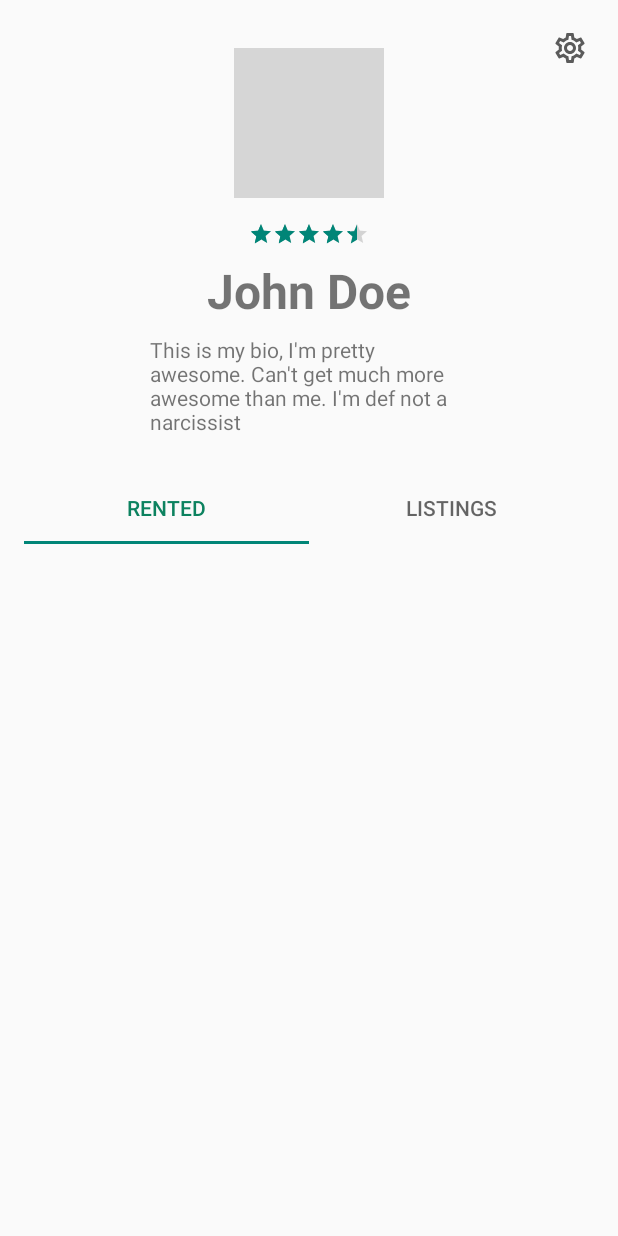
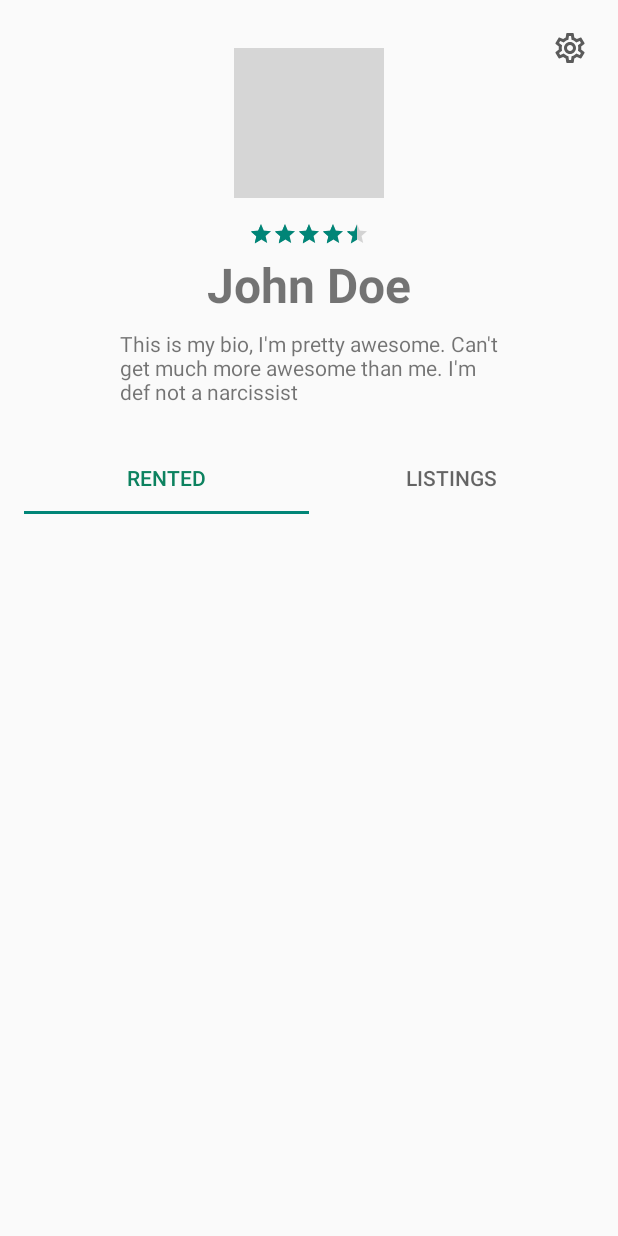
Before and after one commit to sgm28/Starca-Team-Project, an Android app: the layout fragment_profile.xml on its own in the app's theme, with its tools: preview values and no code run, on a phone screen of 412 x 824 dp. Run offline under Robolectric (Android 15) with nearby library versions, the phone set to English and light mode, and no system bars; grey boxes are pictures that could not be loaded.

Commit message:
Updated README. Fixed some spacing and changed some comments

```diff
--- a/app/src/main/java/com/example/starca/fragments/RentalDetailFragment.kt
+++ b/app/src/main/java/com/example/starca/fragments/RentalDetailFragment.kt
@@ -57,7 +57,7 @@ class RentalDetailFragment : Fragment() {
         val listingPrice = listing?.getPrice()
         priceTv.text = String.format("$%.2f", listingPrice)
 
-        // If user has rated this listing, fetch that ListingRating's rating and load it into the ratingBar
+        // If user has rated this listing, fetch that ListingRating's rating and load it into the rating bar, ratingRb
         getListingRating(ratingRb)
 
         endRentalButton.setOnClickListener {
@@ -195,8 +195,6 @@ class RentalDetailFragment : Fragment() {
         }
     }
 
-//TODO: finish the rateListing function (where the user can rate this listing
-
     private fun rateListing(rating: Float) {
 
         if (myListingRating != null) {
--- a/app/src/main/java/com/example/starca/fragments/SignInFragment.kt
+++ b/app/src/main/java/com/example/starca/fragments/SignInFragment.kt
@@ -76,8 +76,7 @@ class SignInFragment : Fragment() {
         })
     }
 
-    //TODO: allow users to rate the listing (in rental detail fragment)
-    //      edit profile styling
+    //TODO: edit profile styling
     //      amenities (add a price field here)
     //      creation styling
     //      add timestamp to messages
--- a/app/src/main/res/layout/fragment_profile.xml
+++ b/app/src/main/res/layout/fragment_profile.xml
@@ -25,8 +25,8 @@
             android:id="@+id/fullname_tv"
             android:layout_width="wrap_content"
             android:layout_height="wrap_content"
-            android:layout_margin="8dp"
-            android:textSize="32dp"
+            android:layout_margin="4dp"
+            android:textSize="32sp"
             android:textStyle="bold"
             app:layout_constraintEnd_toEndOf="parent"
             app:layout_constraintStart_toStartOf="parent"
@@ -38,7 +38,7 @@
             android:layout_width="wrap_content"
             android:layout_height="wrap_content"
             android:layout_marginTop="8dp"
-            android:layout_marginHorizontal="100dp"
+            android:layout_marginHorizontal="80dp"
             app:layout_constrainedWidth="true"
             app:layout_constraintEnd_toEndOf="parent"
             app:layout_constraintStart_toStartOf="parent"
```
Also changed, not shown: 2 other files.
